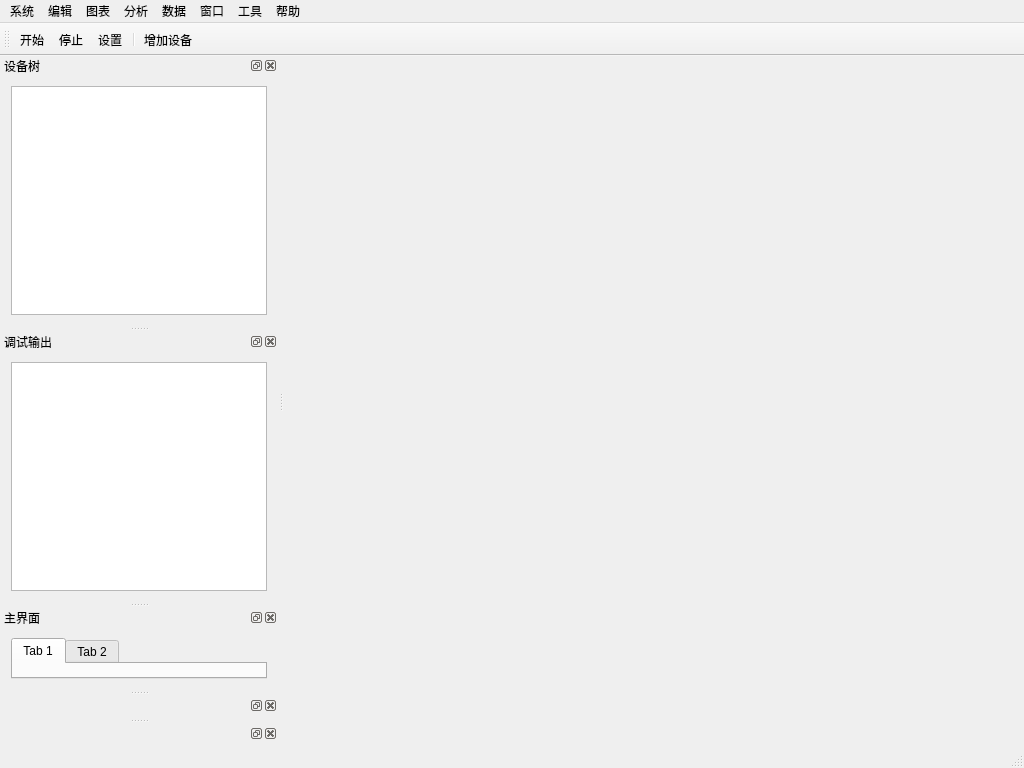
Qt form src/qt/mainwindow.ui (phynos/qt-litesolar) before a commit.
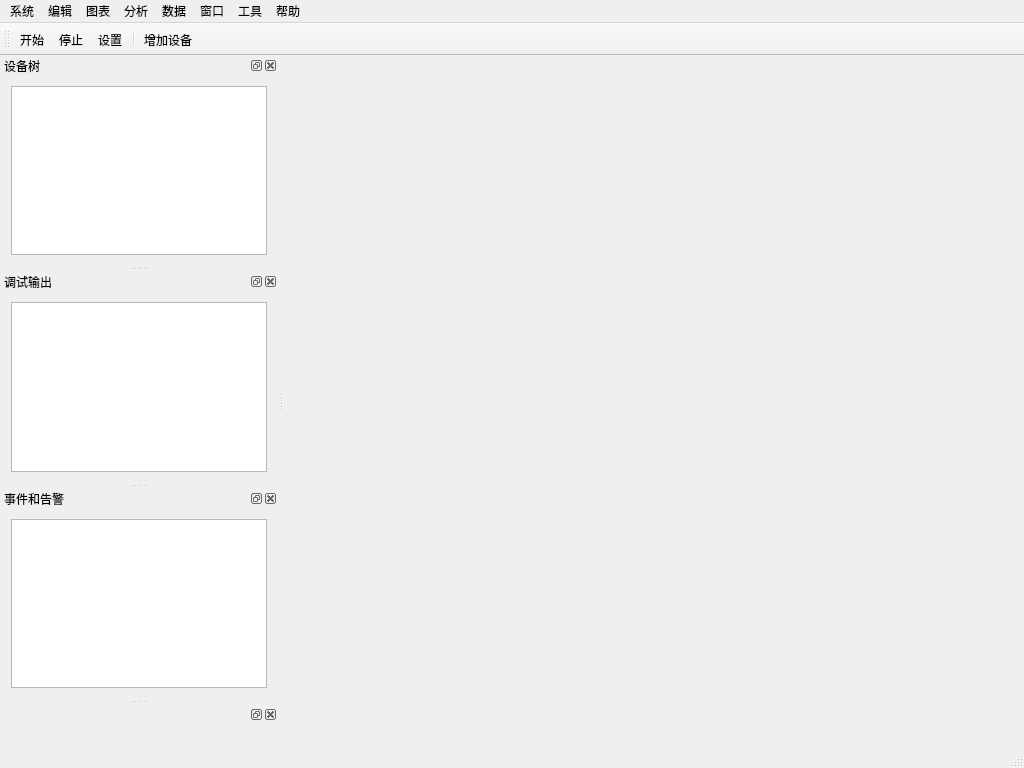
The same form after that commit. Icons and pictures are not drawn.

```diff
--- a/src/qt/mainwindow.ui
+++ b/src/qt/mainwindow.ui
@@ -232,42 +232,34 @@
   </widget>
   <widget class="QDockWidget" name="dockWidget_3">
    <property name="windowTitle">
-    <string>主界面</string>
+    <string>事件和告警</string>
    </property>
    <attribute name="dockWidgetArea">
     <number>1</number>
    </attribute>
-   <widget class="QWidget" name="dockWidgetContents_3">
-    <layout class="QGridLayout" name="gridLayout_3">
+   <widget class="QWidget" name="dockWidgetContents_4">
+    <layout class="QGridLayout" name="gridLayout_5">
      <item row="0" column="0">
-      <widget class="QTabWidget" name="tabWidget">
-       <widget class="QWidget" name="tab">
-        <attribute name="title">
-         <string>Tab 1</string>
-        </attribute>
-       </widget>
-       <widget class="QWidget" name="tab_2">
-        <attribute name="title">
-         <string>Tab 2</string>
-        </attribute>
-       </widget>
+      <widget class="QListView" name="listView_2"/>
+     </item>
+    </layout>
+   </widget>
+  </widget>
+  <widget class="QDockWidget" name="dockWidgetMain">
+   <attribute name="dockWidgetArea">
+    <number>1</number>
+   </attribute>
+   <widget class="QWidget" name="dockWidgetContents_5">
+    <layout class="QGridLayout" name="gridLayout_4">
+     <item row="0" column="0">
+      <widget class="QStackedWidget" name="stackedWidget">
+       <widget class="QWidget" name="page"/>
+       <widget class="QWidget" name="page_2"/>
       </widget>
      </item>
     </layout>
    </widget>
   </widget>
-  <widget class="QDockWidget" name="dockWidget_4">
-   <attribute name="dockWidgetArea">
-    <number>1</number>
-   </attribute>
-   <widget class="QWidget" name="dockWidgetContents_4"/>
-  </widget>
-  <widget class="QDockWidget" name="dockWidget_5">
-   <attribute name="dockWidgetArea">
-    <number>1</number>
-   </attribute>
-   <widget class="QWidget" name="dockWidgetContents_5"/>
-  </widget>
   <action name="actionBegin">
    <property name="text">
     <string>开始通讯</string>
```
Left out of the diff: 6 changed lines with no effect on the pictures.
